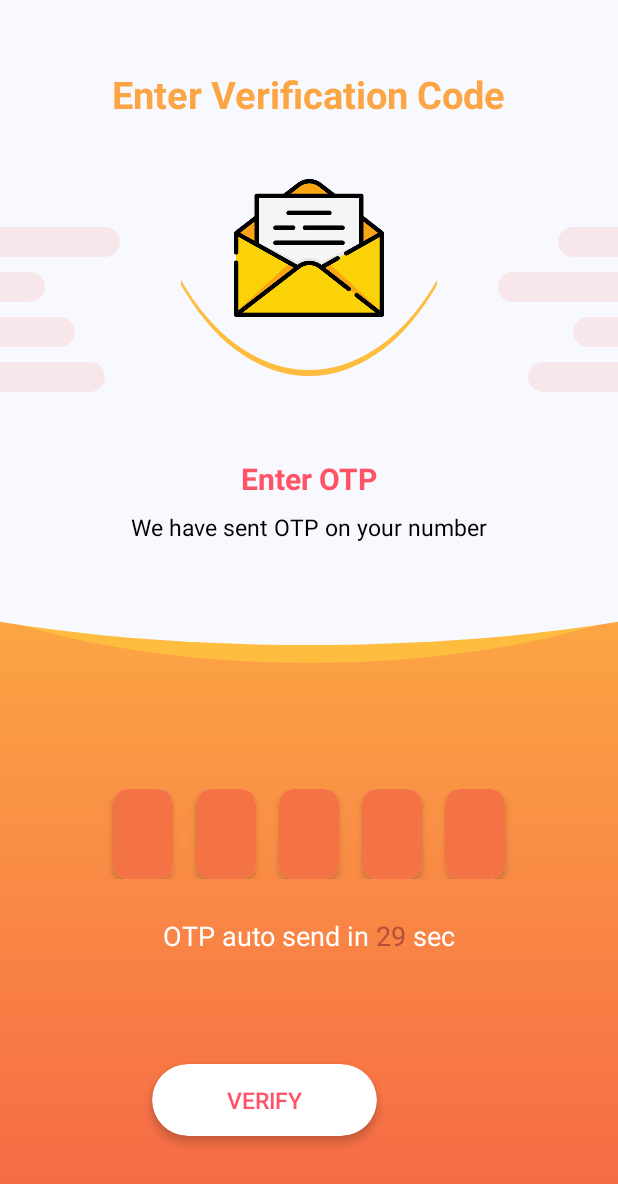
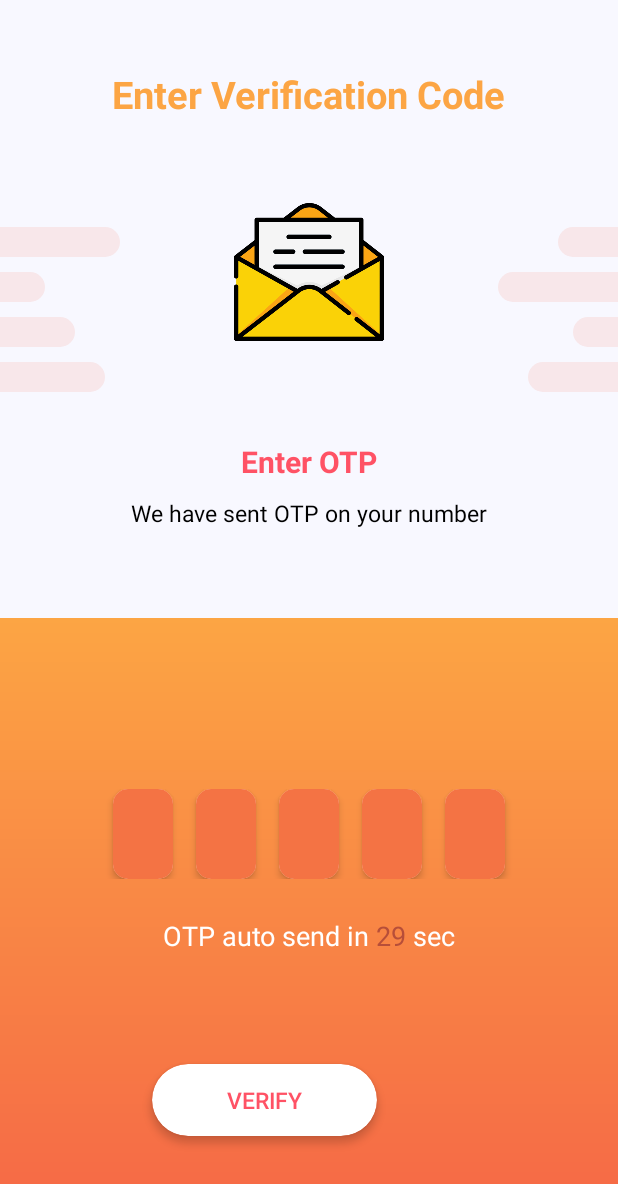
Before and after one commit to dev-nitinb/SMSLogin, an Android app: the OtpActivity screen opened directly, with no data from a screen before it, on a phone screen of 412 x 824 dp. Shown: the top 1184 px of the screen. Run offline under Robolectric (Android 15) with nearby library versions, the phone set to English and light mode, and no system bars; 2 statements that could not run were skipped.

Commit message:
#changes

```diff
--- a/app/src/main/res/layout/activity_otp.xml
+++ b/app/src/main/res/layout/activity_otp.xml
@@ -98,32 +98,20 @@
             app:layout_constraintTop_toTopOf="parent"
             app:layout_constraintVertical_bias="0.12" />
 
-        <androidx.appcompat.widget.LinearLayoutCompat
-            android:id="@+id/linearLayoutCompat4"
-            android:layout_width="wrap_content"
-            android:layout_height="wrap_content"
-            android:background="@drawable/half_circle"
-            app:layout_constraintBottom_toBottomOf="parent"
-            app:layout_constraintEnd_toEndOf="parent"
-            app:layout_constraintStart_toStartOf="parent"
-            app:layout_constraintTop_toBottomOf="@+id/appCompatTextView"
-            app:layout_constraintVertical_bias="0.0">
-
         <androidx.appcompat.widget.AppCompatImageView
-                android:scaleType="fitCenter"
             android:id="@+id/appCompatImageView"
             android:layout_width="100dp"
             android:layout_height="100dp"
             android:layout_margin="35dp"
             android:minWidth="100dp"
             android:minHeight="100dp"
+            android:scaleType="fitCenter"
             android:src="@drawable/ic_mail_open"
             app:layout_constraintBottom_toBottomOf="parent"
             app:layout_constraintEnd_toEndOf="parent"
             app:layout_constraintStart_toStartOf="parent"
             app:layout_constraintTop_toBottomOf="@+id/appCompatTextView"
-                app:layout_constraintVertical_bias="0.26" />
-        </androidx.appcompat.widget.LinearLayoutCompat>
+            app:layout_constraintVertical_bias="0.10" />
 
         <androidx.appcompat.widget.AppCompatTextView
             android:layout_width="wrap_content"
@@ -138,17 +126,17 @@
             app:layout_constraintVertical_bias="0.13999999" />
 
         <androidx.appcompat.widget.AppCompatTextView
-            android:textStyle="bold"
             android:id="@+id/appCompatTextView2"
             android:layout_width="wrap_content"
             android:layout_height="wrap_content"
             android:text="Enter OTP"
             android:textColor="@color/colorCarnation"
             android:textSize="20dp"
+            android:textStyle="bold"
             app:layout_constraintBottom_toBottomOf="parent"
             app:layout_constraintEnd_toEndOf="parent"
             app:layout_constraintStart_toStartOf="parent"
-            app:layout_constraintTop_toBottomOf="@+id/linearLayoutCompat4"
+            app:layout_constraintTop_toBottomOf="@+id/appCompatImageView"
             app:layout_constraintVertical_bias="0.41000003" />
 
     </androidx.constraintlayout.widget.ConstraintLayout>
@@ -161,12 +149,14 @@
         android:background="@drawable/rectangle_gradient_bg"
         app:layout_constraintBottom_toBottomOf="parent"
         app:layout_constraintTop_toBottomOf="@+id/linearLayoutCompat2">
+<!--
+        android:background="@drawable/two_oval_curve"
+-->
 
         <androidx.appcompat.widget.LinearLayoutCompat
             android:id="@+id/linearLayoutCompat3"
             android:layout_width="match_parent"
             android:layout_height="30dp"
-            android:background="@drawable/two_oval_curve"
             android:scaleY="1"
             app:layout_constraintBottom_toBottomOf="parent"
             app:layout_constraintEnd_toEndOf="parent"
```
Also changed, not shown: app/src/main/res/layout/activity_login.xml (+6 -16 lines), 2 other files. Lines whose indentation alone changed are shown as unchanged.
